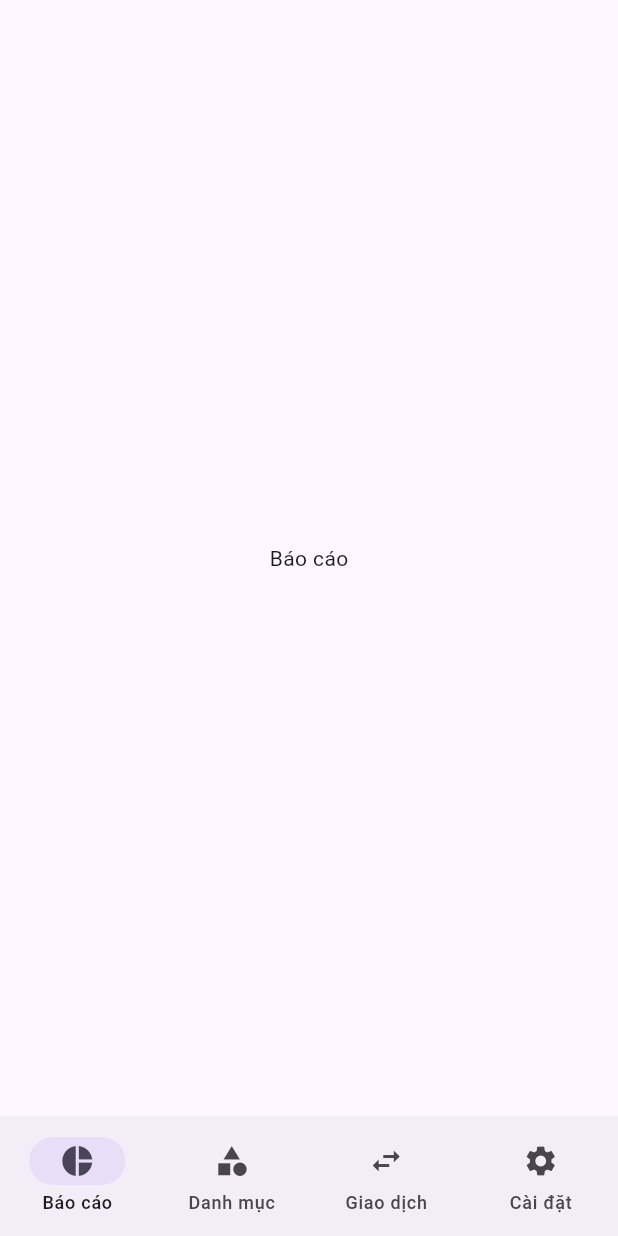
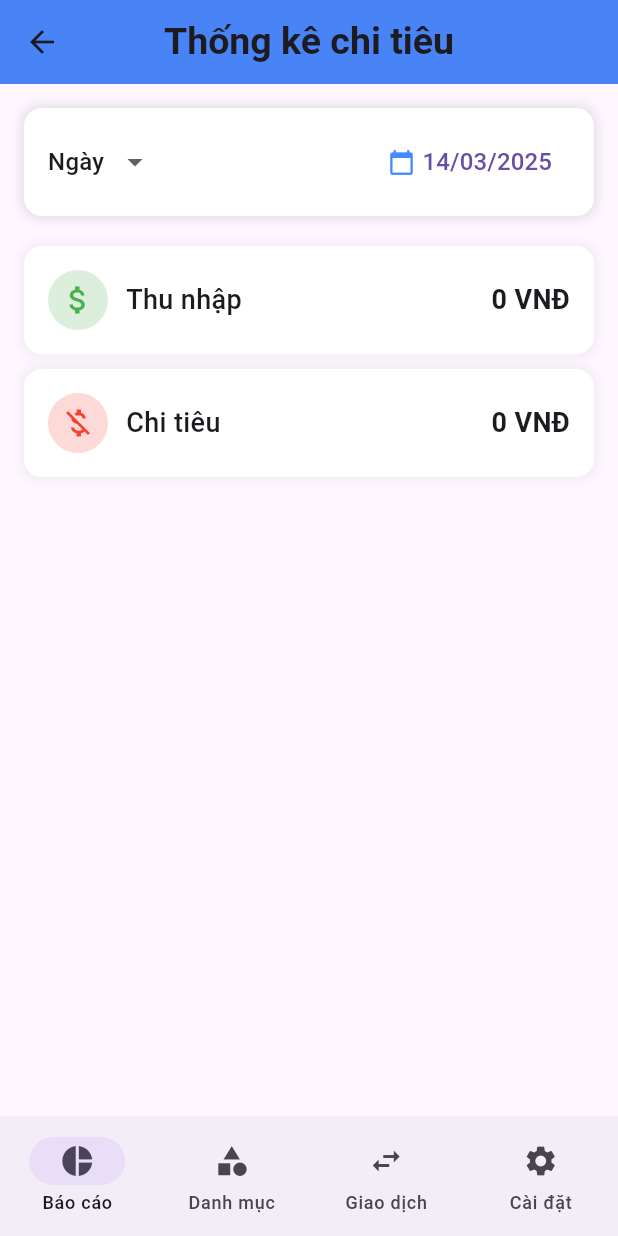
Before and after one commit to ToanCikey/AppExpense, a Flutter app: the HomePage screen opened by its route, on a phone screen of 412 x 824 dp. Run offline on Flutter 3.47's test engine with Material 3 defaults, Android fonts, the phone set to English and light mode, and no system bars; drawn by our look-alikes of oktoast; our stand-ins replace cloud_firestore, firebase_auth, firebase_core, google_sign_in; accounts and stored records are empty.

Commit message:
update thongke

```diff
--- a/lib/main.dart
+++ b/lib/main.dart
@@ -1,5 +1,6 @@
 import 'package:doancuoiky/providers/auth_provider.dart';
 import 'package:doancuoiky/providers/category_provider.dart';
+import 'package:doancuoiky/providers/report_provider.dart';
 import 'package:doancuoiky/providers/transaction_provider.dart';
 import 'package:doancuoiky/views/auth/login_screen.dart';
 import 'package:doancuoiky/views/auth/register_screen.dart';
@@ -21,6 +22,7 @@ Future<void> main() async {
         ChangeNotifierProvider(create: (_) => CategoryProvider()),
         ChangeNotifierProvider(create: (_) => AuthProvider()),
         ChangeNotifierProvider(create: (_) => TransactionProvider()),
+        ChangeNotifierProvider(create: (_) => ReportProvider()),
       ],
       child: OKToast(child: MyApp()),
     ),
--- a/lib/models/transactions.dart
+++ b/lib/models/transactions.dart
@@ -23,7 +23,7 @@ class Transactions {
       note: map['note'],
       created_at:
           map['created_at'] != null
-              ? (map['created_at'] as Timestamp).toDate()
+              ? DateTime.fromMillisecondsSinceEpoch(map['created_at'])
               : DateTime.now(),
     );
   }
@@ -35,9 +35,7 @@ class Transactions {
       'amount': amount,
       'note': note,
       'created_at':
-          created_at != null
-              ? Timestamp.fromDate(created_at!)
-              : FieldValue.serverTimestamp(),
+          created_at?.millisecondsSinceEpoch ?? FieldValue.serverTimestamp(),
     };
   }
 }
--- /dev/null
+++ b/lib/providers/report_provider.dart
@@ -0,0 +1,26 @@
+import 'package:doancuoiky/services/report_service.dart';
+import 'package:flutter/material.dart';
+
+class ReportProvider extends ChangeNotifier {
+  bool _isLoading = false;
+  bool get isLoading => _isLoading;
+
+  Map<String, dynamic>? _reportData;
+  Map<String, dynamic>? get reportData => _reportData;
+
+  final ReportService _reportService = ReportService();
+
+  Future<void> fetchReportByDay(DateTime day) async {
+    _isLoading = true;
+    notifyListeners();
+
+    try {
+      _reportData = await _reportService.reportByDay(day);
+    } catch (e) {
+      _reportData = null;
+    }
+
+    _isLoading = false;
+    notifyListeners();
+  }
+}
--- /dev/null
+++ b/lib/services/report_service.dart
@@ -0,0 +1,26 @@
+import 'package:doancuoiky/repositories/report_repository.dart';
+import 'package:doancuoiky/utils/custom_toast.dart';
+import 'package:flutter/foundation.dart';
+
+class ReportService {
+  final ReportRepository _reportRepository = ReportRepository();
+
+  Future<Map<String, dynamic>> reportByDay(DateTime day) async {
+    DateTime now = DateTime.now();
+
+    if (day.isAfter(now)) {
+      CustomToast.showError("Không thể báo cáo ngày trong tương lai!");
+    }
+    if (day.year < 2020) {
+      CustomToast.showError("Chỉ hỗ trợ báo cáo từ năm 2020 trở đi.");
+    }
+
+    try {
+      return await _reportRepository.reportByDay(day);
+    } catch (e, stackTrace) {
+      CustomToast.showError("Lỗi khi lấy báo cáo ngày");
+      debugPrint(stackTrace.toString());
+      return {"total_income": 0, "total_expense": 0};
+    }
+  }
+}
--- a/lib/views/home_page.dart
+++ b/lib/views/home_page.dart
@@ -1,4 +1,5 @@
 import 'package:doancuoiky/views/category/category_screen.dart';
+import 'package:doancuoiky/views/report_screen.dart';
 import 'package:doancuoiky/views/setting.dart';
 import 'package:doancuoiky/views/transaction/transaction_screen.dart';
 import 'package:flutter/material.dart';
@@ -14,7 +15,7 @@ class _HomePageState extends State<HomePage> {
   int _selectedIndex = 0;
 
   final List<Widget> _pages = [
-    Center(child: Text("Báo cáo")),
+    ReportScreen(),
     CategoryScreen(),
     TransactionScreen(),
     Setting(),
--- /dev/null
+++ b/lib/views/report_screen.dart
@@ -0,0 +1,213 @@
+import 'package:doancuoiky/providers/report_provider.dart';
+import 'package:flutter/material.dart';
+import 'package:intl/intl.dart';
+import 'package:provider/provider.dart';
+
+class ReportScreen extends StatefulWidget {
+  const ReportScreen({super.key});
+
+  @override
+  State<ReportScreen> createState() => _ReportScreenState();
+}
+
+class _ReportScreenState extends State<ReportScreen> {
+  DateTime selectedDate = DateTime.now();
+  String selectedType = "Ngày";
+
+  @override
+  void initState() {
+    super.initState();
+    WidgetsBinding.instance.addPostFrameCallback((_) {
+      _fetchReport();
+    });
+  }
+
+  void _fetchReport() {
+    Provider.of<ReportProvider>(
+      context,
+      listen: false,
+    ).fetchReportByDay(selectedDate);
+  }
+
+  @override
+  Widget build(BuildContext context) {
+    final reportProvider = Provider.of<ReportProvider>(context);
+    final reportData = reportProvider.reportData;
+    print(reportData);
+    return Scaffold(
+      appBar: AppBar(
+        title: const Text(
+          "Thống kê chi tiêu",
+          style: TextStyle(fontSize: 25, fontWeight: FontWeight.bold),
+        ),
+        backgroundColor: Colors.blueAccent,
+        centerTitle: true,
+        elevation: 5,
+      ),
+      body: Padding(
+        padding: const EdgeInsets.all(16.0),
+        child: Column(
+          children: [
+            Container(
+              padding: const EdgeInsets.symmetric(horizontal: 16, vertical: 12),
+              decoration: BoxDecoration(
+                color: Colors.white,
+                borderRadius: BorderRadius.circular(12),
+                boxShadow: [
+                  BoxShadow(
+                    color: Colors.black.withOpacity(0.1),
+                    blurRadius: 6,
+                    spreadRadius: 2,
+                  ),
+                ],
+              ),
+              child: Row(
+                mainAxisAlignment: MainAxisAlignment.spaceBetween,
+                children: [
+                  DropdownButton<String>(
+                    value: selectedType,
+                    items:
+                        ["Ngày", "Tháng", "Năm"]
+                            .map(
+                              (e) => DropdownMenuItem(
+                                value: e,
+                                child: Text(
+                                  e,
+                                  style: const TextStyle(
+                                    fontSize: 16,
+                                    fontWeight: FontWeight.w500,
+                                  ),
+                                ),
+                              ),
+                            )
+                            .toList(),
+                    onChanged: (value) {
+                      setState(() {
+                        selectedType = value!;
+                      });
+                    },
+                    underline: const SizedBox(),
+                  ),
+                  TextButton(
+                    onPressed: () async {
+                      DateTime? picked = await showDatePicker(
+                        context: context,
+                        initialDate: selectedDate,
+                        firstDate: DateTime(2020),
+                        lastDate: DateTime.now(),
+                      );
+                      if (picked != null) {
+                        setState(() {
+                          selectedDate = picked;
+                        });
+                        _fetchReport();
+                      }
+                    },
+                    child: Row(
+                      children: [
+                        const Icon(
+                          Icons.calendar_today,
+                          size: 18,
+                          color: Colors.blueAccent,
+                        ),
+                        const SizedBox(width: 5),
+                        Text(
+                          selectedType == "Ngày"
+                              ? DateFormat("dd/MM/yyyy").format(selectedDate)
+                              : selectedType == "Tháng"
+                              ? DateFormat("MM/yyyy").format(selectedDate)
+                              : selectedDate.year.toString(),
+                          style: const TextStyle(
+                            fontSize: 16,
+                            fontWeight: FontWeight.w500,
+                          ),
+                        ),
+                      ],
+                    ),
+                  ),
+                ],
+              ),
+            ),
+
+            const SizedBox(height: 20),
+
+            reportProvider.isLoading
+                ? const Center(child: CircularProgressIndicator())
+                : reportData != null
+                ? Column(
+                  children: [
+                    _buildStatCard(
+                      title: "Thu nhập",
+                      value: reportData["total_income"] ?? 0,
+                      icon: Icons.attach_money,
+                      color: Colors.green,
+                    ),
+                    const SizedBox(height: 10),
+                    _buildStatCard(
+                      title: "Chi tiêu",
+                      value: reportData["total_expense"] ?? 0,
+                      icon: Icons.money_off,
+                      color: Colors.red,
+                    ),
+                  ],
+                )
+                : const Center(
+                  child: Padding(
+                    padding: EdgeInsets.all(20.0),
+                    child: Text(
+                      "Chưa có dữ liệu thống kê",
+                      style: TextStyle(
+                        fontSize: 16,
+                        fontWeight: FontWeight.w500,
+                        color: Colors.grey,
+                      ),
+                    ),
+                  ),
+                ),
+          ],
+        ),
+      ),
+    );
+  }
+
+  Widget _buildStatCard({
+    required String title,
+    required double value,
+    required IconData icon,
+    required Color color,
+  }) {
+    return Container(
+      padding: const EdgeInsets.all(16),
+      decoration: BoxDecoration(
+        color: Colors.white,
+        borderRadius: BorderRadius.circular(12),
+        boxShadow: [
+          BoxShadow(
+            color: Colors.black.withOpacity(0.05),
+            blurRadius: 6,
+            spreadRadius: 2,
+          ),
+        ],
+      ),
+      child: Row(
+        children: [
+          CircleAvatar(
+            backgroundColor: color.withOpacity(0.2),
+            child: Icon(icon, color: color),
+          ),
+          const SizedBox(width: 12),
+          Expanded(
+            child: Text(
+              title,
+              style: const TextStyle(fontSize: 18, fontWeight: FontWeight.w500),
+            ),
+          ),
+          Text(
+            "${NumberFormat("#,###", "vi_VN").format(value)} VNĐ",
+            style: const TextStyle(fontSize: 18, fontWeight: FontWeight.bold),
+          ),
+        ],
+      ),
+    );
+  }
+}
```
Also changed, not shown: lib/repositories/category_repository.dart (+13 -0 lines), lib/repositories/report_repository.dart (added, +55 -0 lines).
